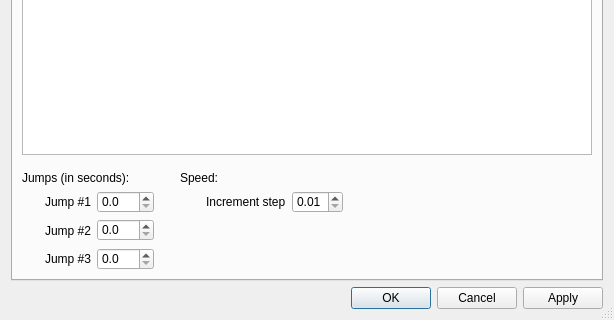
Old version of the form src/preferencesDialog.ui in the repository nulloy/nulloy; both pictures show x 0 to 614 and y 335 to 655 of the 614 by 655 pixel window.
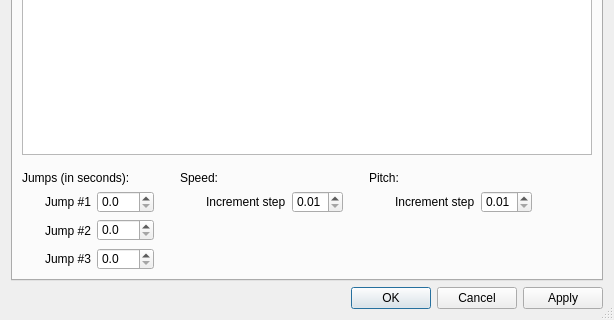
New version of the form. The open tabs and pages were chosen to show the change. Custom widgets are drawn as their Qt base class.

Commit message: fix #62: pitch control

Patch:
```diff
--- a/src/preferencesDialog.ui
+++ b/src/preferencesDialog.ui
@@ -1184,13 +1184,20 @@
            </property>
           </widget>
          </item>
-         <item row="0" column="4" colspan="3">
+         <item row="0" column="4" colspan="2">
           <widget class="QLabel" name="speedLabel">
            <property name="text">
             <string>Speed:</string>
            </property>
           </widget>
          </item>
+         <item row="0" column="8" colspan="2">
+          <widget class="QLabel" name="pitchLabel">
+           <property name="text">
+            <string>Pitch:</string>
+           </property>
+          </widget>
+         </item>
          <item row="1" column="1">
           <widget class="QLabel" name="jump1Label">
            <property name="text">
@@ -1228,6 +1235,26 @@
            </property>
           </widget>
          </item>
+         <item row="1" column="9">
+          <widget class="QLabel" name="pitchStepLabel">
+           <property name="text">
+            <string>Increment step</string>
+           </property>
+          </widget>
+         </item>
+         <item row="1" column="10">
+          <widget class="QDoubleSpinBox" name="pitchStepDoubleSpinBox">
+           <property name="minimum">
+            <double>0.010000000000000</double>
+           </property>
+           <property name="maximum">
+            <double>0.100000000000000</double>
+           </property>
+           <property name="singleStep">
+            <double>0.010000000000000</double>
+           </property>
+          </widget>
+         </item>
          <item row="2" column="0">
           <spacer name="horizontalSpacer_8">
            <property name="orientation">
@@ -1294,6 +1321,38 @@
           </spacer>
          </item>
          <item row="2" column="7">
+          <spacer name="horizontalSpacer_14">
+           <property name="orientation">
+            <enum>Qt::Horizontal</enum>
+           </property>
+           <property name="sizeType">
+            <enum>QSizePolicy::Fixed</enum>
+           </property>
+           <property name="sizeHint" stdset="0">
+            <size>
+             <width>20</width>
+             <height>17</height>
+            </size>
+           </property>
+          </spacer>
+         </item>
+         <item row="2" column="8">
+          <spacer name="horizontalSpacer_12">
+           <property name="orientation">
+            <enum>Qt::Horizontal</enum>
+           </property>
+           <property name="sizeType">
+            <enum>QSizePolicy::Fixed</enum>
+           </property>
+           <property name="sizeHint" stdset="0">
+            <size>
+             <width>20</width>
+             <height>17</height>
+            </size>
+           </property>
+          </spacer>
+         </item>
+         <item row="2" column="11">
           <spacer name="horizontalSpacer_7">
            <property name="orientation">
             <enum>Qt::Horizontal</enum>
```
Left out of the diff: 6 changed lines with no effect on the pictures. The commit also changes 6 other files.
